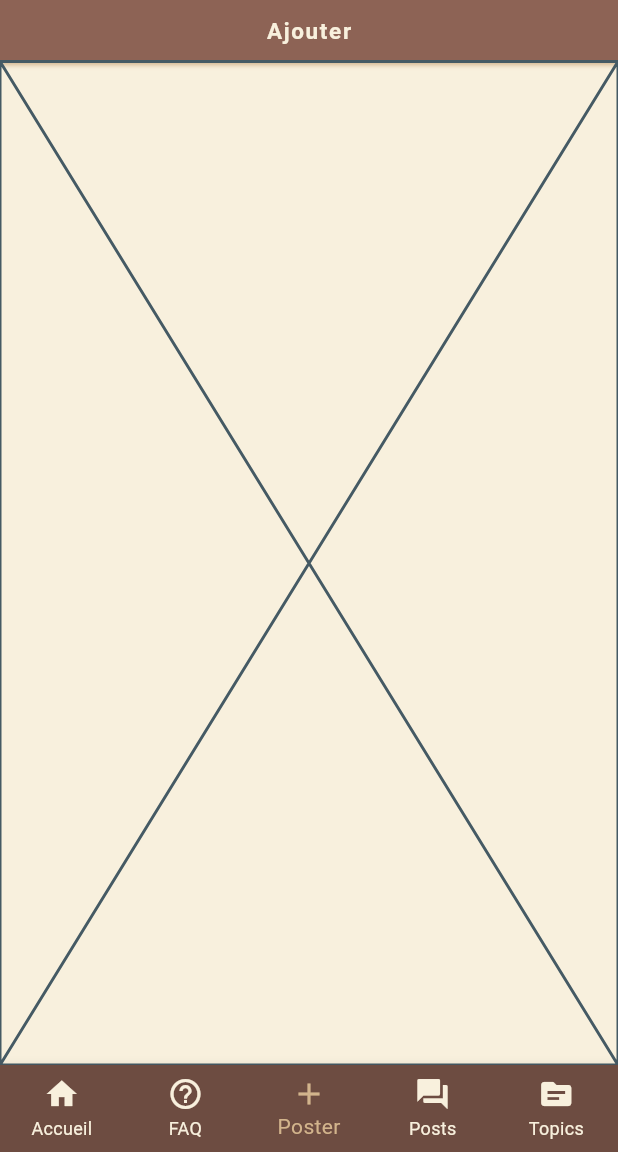
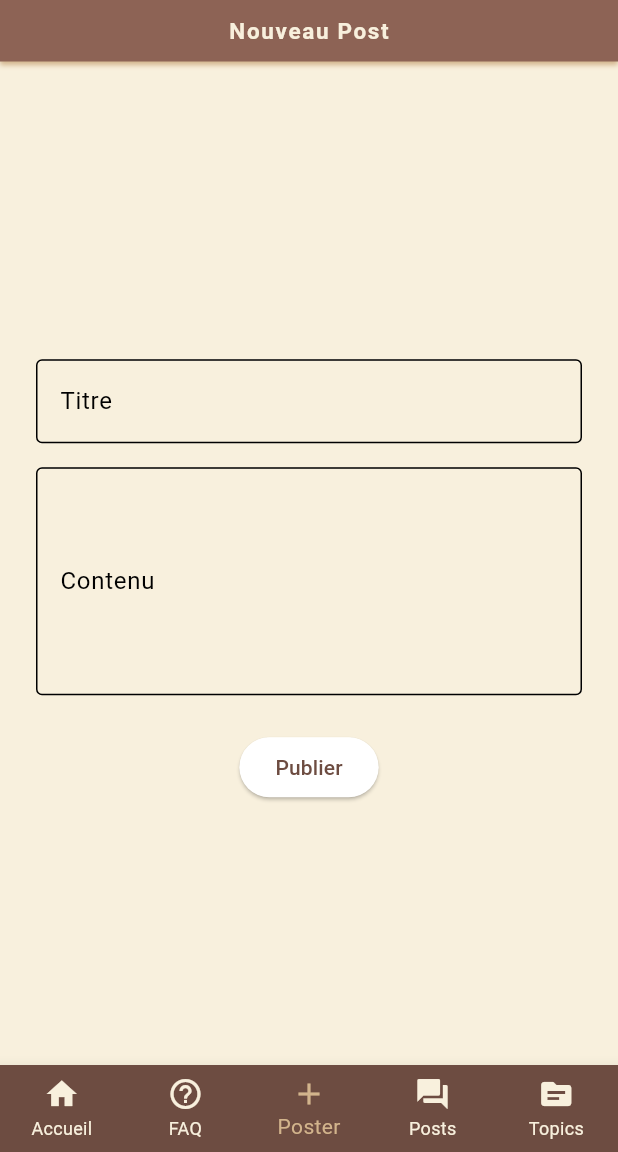
Before and after one commit to APlouzeau/mocha, a Flutter app: the screen it shows after launch, item 3 of the bottom bar chosen, on a phone screen of 412 x 824 dp, the part 84-1236 px from its top. Run offline on Flutter 3.47's test engine with Material 3 defaults, Android fonts, the phone set to English and light mode, and no system bars.

Commit message:
front page créa de posts

```diff
--- a/lib/main.dart
+++ b/lib/main.dart
@@ -4,6 +4,7 @@ import 'pages/faq_page.dart';
 import 'pages/login_page.dart';
 import 'pages/posts_page.dart';
 import 'pages/topics_page.dart';
+import 'pages/create_post_page.dart';
 // import 'assets/mocha_logo_beige.png';
 
 void main() {
@@ -57,7 +58,7 @@ class _MochaRootState extends State<MochaRoot> {
   final List<Widget> _pages = const [
     MochaHomePage(),    // Accueil
     MochaFaqPage(),     // FAQ
-    Placeholder(),      // Ajouter
+    CreatePostPage(),   // Nouveau Post
     PostsPage(),        // Posts
     TopicsPage(),       // Topics
   ];
@@ -65,7 +66,7 @@ class _MochaRootState extends State<MochaRoot> {
   final List<String> _pageLabels = const [
     "Accueil",
     "FAQ",
-    "Ajouter", // Creation de post à implémenter
+    "Nouveau Post",
     "Posts",
     "Topics",
   ];
--- /dev/null
+++ b/lib/pages/create_post_page.dart
@@ -0,0 +1,59 @@
+import 'package:flutter/material.dart';
+
+class CreatePostPage extends StatelessWidget {
+  const CreatePostPage({super.key});
+
+  @override
+  Widget build(BuildContext context) {
+    final _formKey = GlobalKey<FormState>();
+    String _title = '';
+    String _content = '';
+
+    return Center(
+      child: SingleChildScrollView(
+        padding: const EdgeInsets.all(24.0),
+        child: Form(
+          key: _formKey,
+          child: Column(
+            mainAxisSize: MainAxisSize.min,
+            children: [
+              const SizedBox(height: 24),
+              TextFormField(
+                decoration: const InputDecoration(
+                  labelText: 'Titre',
+                  border: OutlineInputBorder(),
+                ),
+                validator: (value) =>
+                    value == null || value.isEmpty ? 'Titre requis' : null,
+                onSaved: (value) => _title = value ?? '',
+              ),
+              const SizedBox(height: 16),
+              TextFormField(
+                decoration: const InputDecoration(
+                  labelText: 'Contenu',
+                  border: OutlineInputBorder(),
+                ),
+                maxLines: 5,
+                validator: (value) =>
+                    value == null || value.isEmpty ? 'Contenu requis' : null,
+                onSaved: (value) => _content = value ?? '',
+              ),
+              const SizedBox(height: 24),
+              ElevatedButton(
+                onPressed: () {
+                  if (_formKey.currentState!.validate()) {
+                    _formKey.currentState!.save();
+                    ScaffoldMessenger.of(context).showSnackBar(
+                      const SnackBar(content: Text('Post créé !')),
+                    );
+                  }
+                },
+                child: const Text('Publier'),
+              ),
+            ],
+          ),
+        ),
+      ),
+    );
+  }
+}
```
